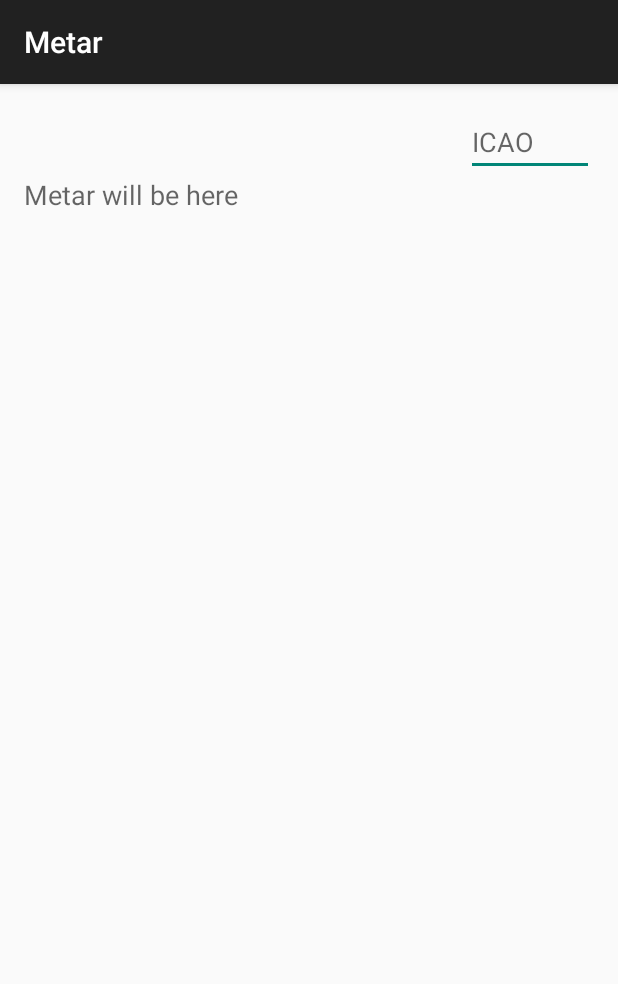
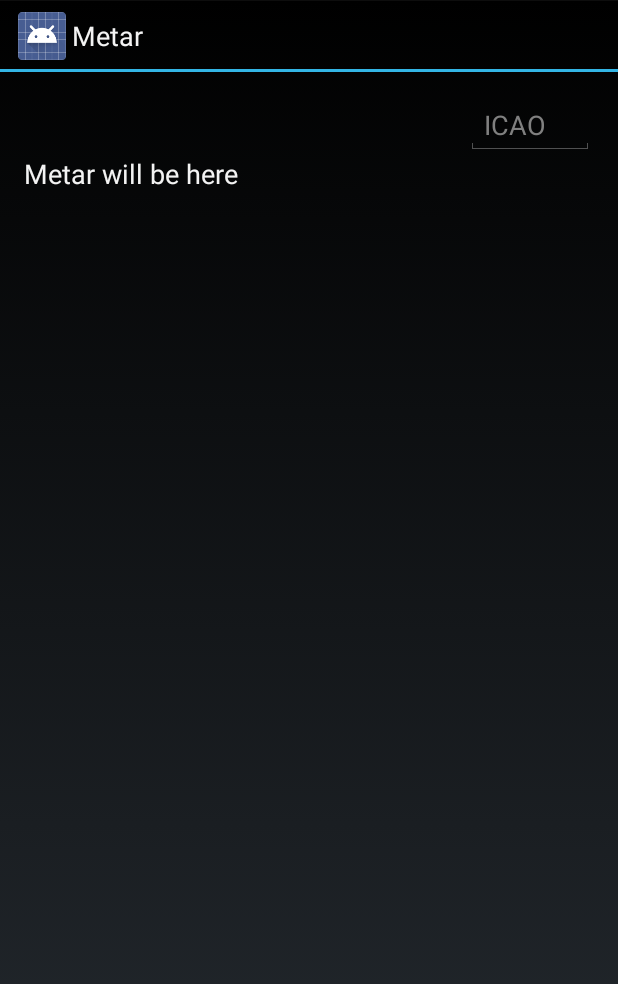
Before and after one commit to MorkovkAs/Metar, an Android app: the screen it shows after launch (MainActivity), on a phone screen of 412 x 824 dp. Shown: the top 984 px of the screen. Run offline under Robolectric (Android 15) with nearby library versions, the phone set to English and light mode, and no system bars; 1 statement that could not run was skipped.

Commit message:
Version 0.4

```diff
--- a/app/build.gradle
+++ b/app/build.gradle
@@ -13,14 +13,14 @@ android {
     }
     buildTypes {
         release {
-            minifyEnabled false
-            proguardFiles getDefaultProguardFile('proguard-android.txt'), 'proguard-rules.pro'
+            //minifyEnabled false
+            //proguardFiles getDefaultProguardFile('proguard-android.txt'), 'proguard-rules.pro'
         }
     }
 }
 
 dependencies {
     compile fileTree(dir: 'libs', include: ['*.jar'])
-    compile 'com.android.support:appcompat-v7:22.1.1'
+    //compile 'com.android.support:appcompat-v7:22.1.1'
     compile 'org.jsoup:jsoup:1.8.3'
 }
--- a/app/src/main/java/com/antonklimakov/metar/MainActivity.java
+++ b/app/src/main/java/com/antonklimakov/metar/MainActivity.java
@@ -1,8 +1,8 @@
 package com.antonklimakov.metar;
 
+import android.app.Activity;
 import android.os.Handler;
 import android.os.StrictMode;
-import android.support.v7.app.ActionBarActivity;
 import android.os.Bundle;
 import android.text.Editable;
 import android.text.TextWatcher;
@@ -19,7 +19,7 @@ import org.jsoup.select.Elements;
 import java.io.IOException;
 
 
-public class MainActivity extends ActionBarActivity {
+public class MainActivity extends Activity {
     TextView textViewICAO;
     EditText editTextICAO;
     String link1 = "http://www.jetplan.com/jeppesen/jsp/weather/aocTextWeather.jsp?icao=";
--- a/app/src/main/res/values/strings.xml
+++ b/app/src/main/res/values/strings.xml
@@ -3,4 +3,7 @@
 
     <string name="hello_world">Hello world!</string>
     <string name="action_settings">Settings</string>
+    <string name="refresh">Refresh</string>
+    <string name="rate">Rate</string>
+    <string name="exit">Exit</string>
 </resources>
--- a/app/src/main/res/values/styles.xml
+++ b/app/src/main/res/values/styles.xml
@@ -1,7 +1,7 @@
 <resources>
 
     <!-- Base application theme. -->
-    <style name="AppTheme" parent="Theme.AppCompat.Light.DarkActionBar">
+    <style name="AppTheme" parent="android:Theme.Holo">
         <!-- Customize your theme here. -->
     </style>
 
```
Also changed, not shown: app/src/main/res/drawable/airport.jpg (deleted), app/src/main/res/drawable/ic_menu_star.png (deleted), 2 other files.
